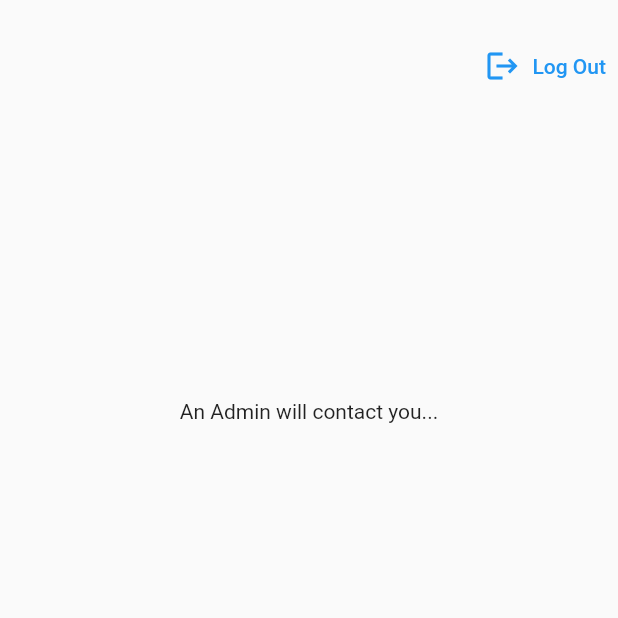
After one commit to kvu-kuruppu/shop_app_vendor, a Flutter app: the screen it shows once a user with an empty profile is signed in, after a tap on "Log Out", on a phone screen of 412 x 824 dp, the top half of it. The commit adds this screen. Run offline on Flutter 3.47's test engine with Material 2 defaults, Android fonts, the phone set to English and light mode, and no system bars; our stand-ins replace cloud_firestore, csc_picker, firebase_auth, firebase_core, firebase_storage, flutter_easyloading and 1 more; missing offline and left inert: flutterfire_ui; accounts and stored records are empty; statements that could not run were skipped.

Commit message:
Second Commit

```diff
--- a/lib/constants/routes.dart
+++ b/lib/constants/routes.dart
@@ -1,2 +1,2 @@
 const loginScreenRoute = '/login';
-const registerScreenRoute = '/register';
+const landingScreenRoute = '/landing';
--- a/lib/main.dart
+++ b/lib/main.dart
@@ -1,7 +1,9 @@
 import 'package:firebase_core/firebase_core.dart';
 import 'package:flutter/material.dart';
+import 'package:flutter_easyloading/flutter_easyloading.dart';
 import 'package:shop_app_vendor/constants/routes.dart';
 import 'package:shop_app_vendor/firebase_options.dart';
+import 'package:shop_app_vendor/screens/landing_screen.dart';
 import 'package:shop_app_vendor/screens/login.dart';
 import 'package:shop_app_vendor/screens/splash_screen.dart';
 
@@ -17,7 +19,9 @@ void main() async {
       home: const SplashScreen(),
       routes: {
         loginScreenRoute: (context) => const LoginView(),
+        landingScreenRoute: (context) => const LandingScreen(),
       },
+      builder: EasyLoading.init(),
       debugShowCheckedModeBanner: false,
     ),
   );
--- /dev/null
+++ b/lib/screens/landing_screen.dart
@@ -0,0 +1,39 @@
+import 'package:firebase_auth/firebase_auth.dart';
+import 'package:flutter/material.dart';
+import 'package:shop_app_vendor/constants/routes.dart';
+
+class LandingScreen extends StatelessWidget {
+  const LandingScreen({Key? key}) : super(key: key);
+
+  @override
+  Widget build(BuildContext context) {
+    return Scaffold(
+      body: Padding(
+        padding: const EdgeInsets.fromLTRB(0, 20, 0, 0),
+        child: Column(
+          children: [
+            Row(
+              mainAxisAlignment: MainAxisAlignment.end,
+              children: [
+                TextButton.icon(
+                  onPressed: () {
+                    FirebaseAuth.instance.signOut().then((value) {
+                      Navigator.of(context).pushNamedAndRemoveUntil(
+                          loginScreenRoute, (route) => false);
+                    });
+                  },
+                  label: const Text('Log Out'),
+                  icon: const Icon(Icons.logout),
+                ),
+              ],
+            ),
+            SizedBox(
+              height: MediaQuery.of(context).size.height * 0.5,
+              child: const Center(child: Text('An Admin will contact you...')),
+            ),
+          ],
+        ),
+      ),
+    );
+  }
+}
--- a/lib/screens/login.dart
+++ b/lib/screens/login.dart
@@ -1,7 +1,7 @@
 import 'package:firebase_auth/firebase_auth.dart';
 import 'package:flutter/material.dart';
 import 'package:flutterfire_ui/auth.dart';
-import 'package:shop_app_vendor/screens/home.dart';
+import 'package:shop_app_vendor/screens/landing_screen.dart';
 
 class LoginView extends StatelessWidget {
   const LoginView({Key? key}) : super(key: key);
@@ -55,7 +55,7 @@ class LoginView extends StatelessWidget {
         }
 
         // Render your application if authenticated
-        return const HomeScreen();
+        return const LandingScreen();
       },
     );
   }
--- a/pubspec.yaml
+++ b/pubspec.yaml
@@ -41,6 +41,8 @@ dependencies:
   image_picker: ^0.8.6
   path: ^1.8.1
   csc_picker: ^0.2.6
+  firebase_storage: ^10.3.11
+  flutter_easyloading: ^3.0.5
 
 dev_dependencies:
   flutter_test:
```
Also changed, not shown: lib/screens/home.dart (+60 -1 lines), lib/services/firebase_services.dart (added, +37 -0 lines), pubspec.lock, 1 other file.
